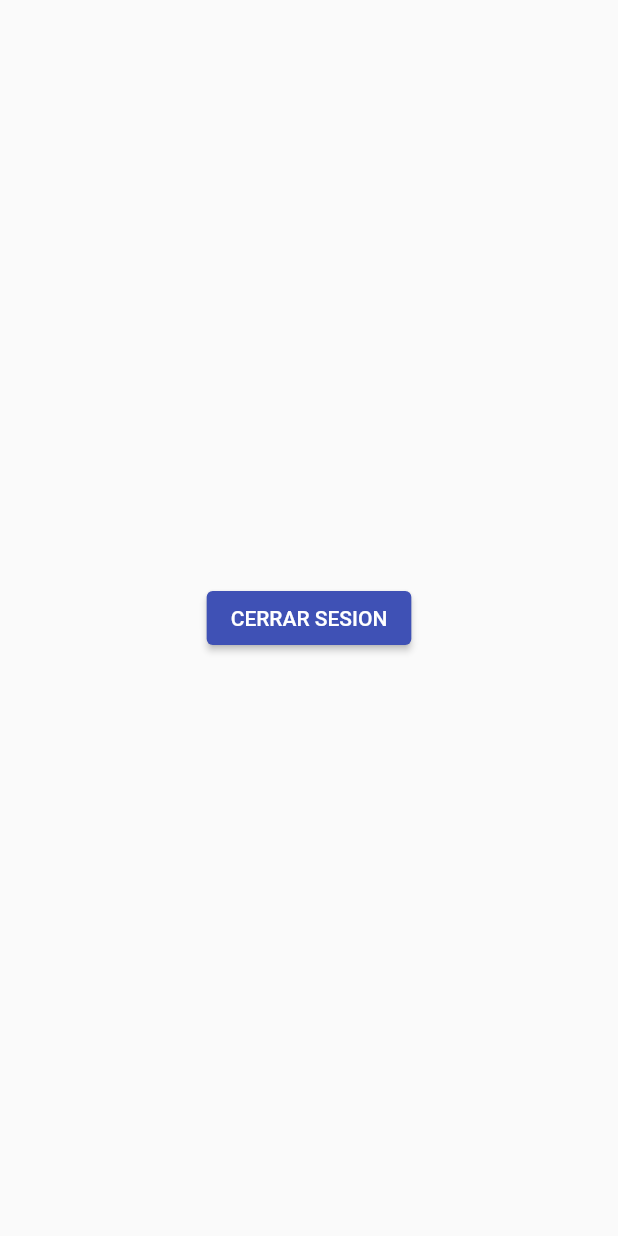
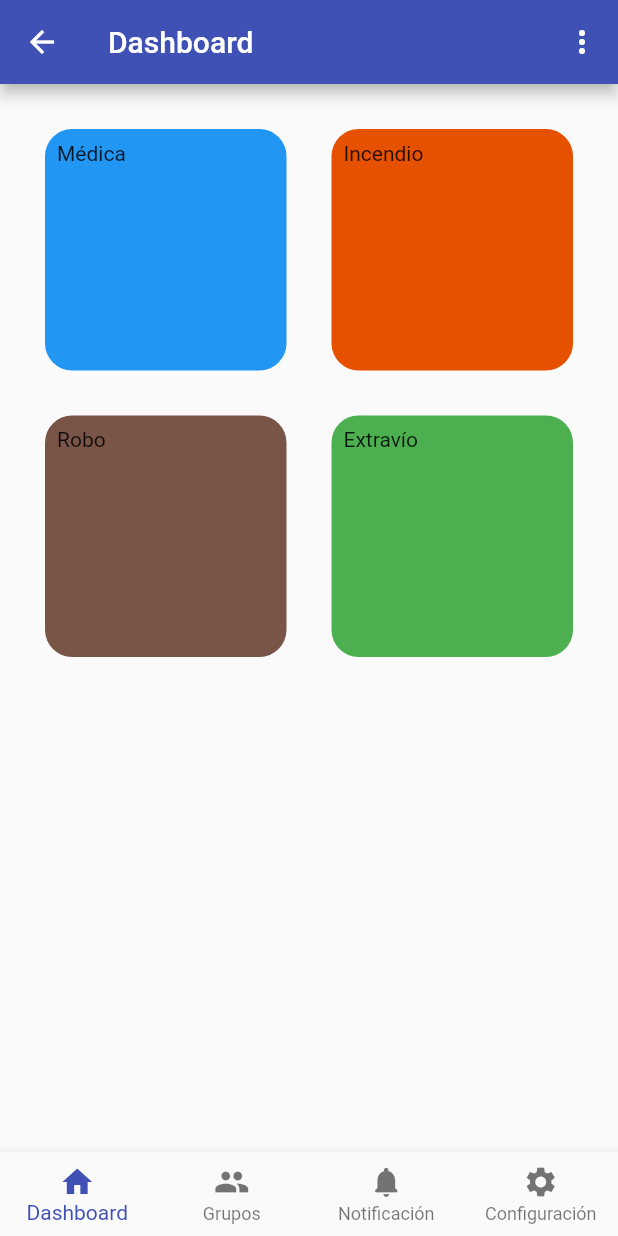
Before and after one commit to Rosanyelis/alcom, a Flutter app: the HomePage screen opened by its route, on a phone screen of 412 x 824 dp. Run offline on Flutter 3.47's test engine with Material 2 defaults, Android fonts, the phone set to English and light mode, and no system bars; our stand-ins replace after_layout, dio, flutter_secure_storage, flutter_svg; accounts and stored records are empty.

Commit message:
modificaciones en la app

```diff
--- a/lib/main.dart
+++ b/lib/main.dart
@@ -1,5 +1,7 @@
+import 'package:alcom/pages/groups_page.dart';
 import 'package:alcom/pages/home_page.dart';
 import 'package:alcom/pages/login_page.dart';
+import 'package:alcom/pages/notifications_page.dart';
 import 'package:alcom/pages/register_page.dart';
 import 'package:flutter/material.dart';
 import 'package:flutter/services.dart';
@@ -20,6 +22,7 @@ class MyApp extends StatelessWidget {
 
     return MaterialApp(
         title: 'Flutter Demo',
+        debugShowCheckedModeBanner: false,
         theme: ThemeData(
           primarySwatch: Colors.indigo,
           visualDensity: VisualDensity.adaptivePlatformDensity,
@@ -29,6 +32,8 @@ class MyApp extends StatelessWidget {
           RegisterPage.routeName: (_) => RegisterPage(),
           LoginPage.routeName: (_) => LoginPage(),
           HomePage.routeName: (_) => HomePage(),
+          GroupsPage.routeName: (_) => GroupsPage(),
+          NotificationsPage.routeName: (_) => NotificationsPage(),
         });
   }
 }
--- a/lib/pages/home_page.dart
+++ b/lib/pages/home_page.dart
@@ -1,4 +1,6 @@
 import 'package:alcom/utils/auth.dart';
+import 'package:alcom/widgets/buttom_menu.dart';
+// import 'package:alcom/utils/colors.dart';
 import 'package:flutter/material.dart';
 
 class HomePage extends StatefulWidget {
@@ -13,17 +15,61 @@ class _HomePageState extends State<HomePage> {
   @override
   Widget build(BuildContext context) {
     return Scaffold(
-      body: Center(
-        child: ElevatedButton(
-          child: Text(
-            "CERRAR SESION",
-            style: TextStyle(
-              color: Colors.white,
+      appBar: AppBar(
+        title: Text('Dashboard'),
+        actions: [
+          PopupMenuButton(
+            itemBuilder: (context) => [
+              PopupMenuItem(
+                child: Text('Cerrar Sesion'),
+                value: Auth.instance.logOut(context),
+              ),
+            ],
+          ),
+        ],
+      ),
+      body: GridView.count(
+        primary: false,
+        padding: const EdgeInsets.all(30),
+        crossAxisSpacing: 30,
+        mainAxisSpacing: 30,
+        crossAxisCount: 2,
+        children: <Widget>[
+          Container(
+            padding: const EdgeInsets.all(8),
+            child: const Text("Médica"),
+            decoration: BoxDecoration(
+              color: Colors.blue,
+              borderRadius: BorderRadius.circular(18),
             ),
           ),
-          onPressed: () => Auth.instance.logOut(context),
-        ),
+          Container(
+            padding: const EdgeInsets.all(8),
+            child: const Text('Incendio'),
+            decoration: BoxDecoration(
+              color: Colors.orange[900],
+              borderRadius: BorderRadius.circular(18),
+            ),
+          ),
+          Container(
+            padding: const EdgeInsets.all(8),
+            child: const Text('Robo'),
+            decoration: BoxDecoration(
+              color: Colors.brown,
+              borderRadius: BorderRadius.circular(18),
+            ),
+          ),
+          Container(
+            padding: const EdgeInsets.all(8),
+            child: const Text('Extravío'),
+            decoration: BoxDecoration(
+              color: Colors.green,
+              borderRadius: BorderRadius.circular(18),
+            ),
+          ),
+        ],
       ),
+      bottomNavigationBar: ButtomNavigation(),
     );
   }
 }
--- /dev/null
+++ b/lib/utils/colors.dart
@@ -0,0 +1,13 @@
+import 'package:flutter/material.dart';
+
+const iconoColor = Colors.white;
+const kPrimaryColor = Color(0xFF00BF6D);
+const kSecondaryColor = Color(0xFFFE9901);
+// const kContentColorLightTheme = Color(0xFF1D1D35);
+const kContentColorLightTheme = Colors.indigo;
+
+const kContentColorDarkTheme = Color(0xFFF5FCF9);
+const kWarninngColor = Color(0xFFF3BB1C);
+const kErrorColor = Color(0xFFF03738);
+
+const kDefaultPadding = 20.0;
--- /dev/null
+++ b/lib/widgets/buttom_menu.dart
@@ -0,0 +1,53 @@
+import 'package:alcom/pages/groups_page.dart';
+import 'package:alcom/pages/home_page.dart';
+import 'package:alcom/pages/notifications_page.dart';
+import 'package:flutter/material.dart';
+
+class ButtomNavigation extends StatefulWidget {
+  ButtomNavigation({Key key}) : super(key: key);
+
+  @override
+  _ButtomNavigationState createState() => _ButtomNavigationState();
+}
+
+class _ButtomNavigationState extends State<ButtomNavigation> {
+  set _currentTabIndex(int _currentTabIndex) {}
+
+  @override
+  Widget build(BuildContext context) {
+    int _currentTabIndex = 0;
+    return BottomNavigationBar(
+      type: BottomNavigationBarType.fixed,
+      // backgroundColor: kContentColorLightTheme,
+      // selectedIconTheme: IconThemeData(color: iconoColor),
+      // selectedItemColor: Colors.white70,
+      onTap: _onTap,
+      currentIndex: _currentTabIndex,
+      items: [
+        BottomNavigationBarItem(icon: Icon(Icons.home), label: 'Dashboard'),
+        BottomNavigationBarItem(icon: Icon(Icons.group), label: 'Grupos'),
+        BottomNavigationBarItem(
+            icon: Icon(Icons.notifications_rounded), label: 'Notificación'),
+        BottomNavigationBarItem(
+            icon: Icon(Icons.settings), label: 'Configuración'),
+      ],
+    );
+  }
+
+  _onTap(int tabIndex) {
+    switch (tabIndex) {
+      case 0:
+        Navigator.pushReplacementNamed(context, HomePage.routeName);
+        break;
+      case 1:
+        Navigator.pushReplacementNamed(context, GroupsPage.routeName);
+        break;
+      case 2:
+        Navigator.pushReplacementNamed(context, NotificationsPage.routeName);
+        break;
+    }
+    setState(() {
+      _currentTabIndex = tabIndex;
+    });
+  }
+}
--- a/pubspec.yaml
+++ b/pubspec.yaml
@@ -51,6 +51,10 @@ flutter:
   # To add assets to your application, add an assets section, like this:
   assets:
     - assets/fi-rr-diamond.svg
+    - assets/fi-rr-doctor.svg
+    - assets/fi-rr-flame.svg
+    - assets/criminal.svg
+    - assets/paw-print.svg
   #   - images/a_dot_ham.jpeg
 
   # An image asset can refer to one or more resolution-specific "variants", see
```
Also changed, not shown: lib/api/my_api.dart (+4 -4 lines), lib/pages/groups_page.dart (added, +63 -0 lines), lib/pages/notifications_page.dart (added, +73 -0 lines), assets/criminal.svg (added), assets/fi-rr-doctor.svg (added), assets/fi-rr-flame.svg (added), assets/paw-print.svg (added), lib/models/groups.dart (added), lib/pages/settings_page.dart (added), pubspec.lock, 1 other file.
